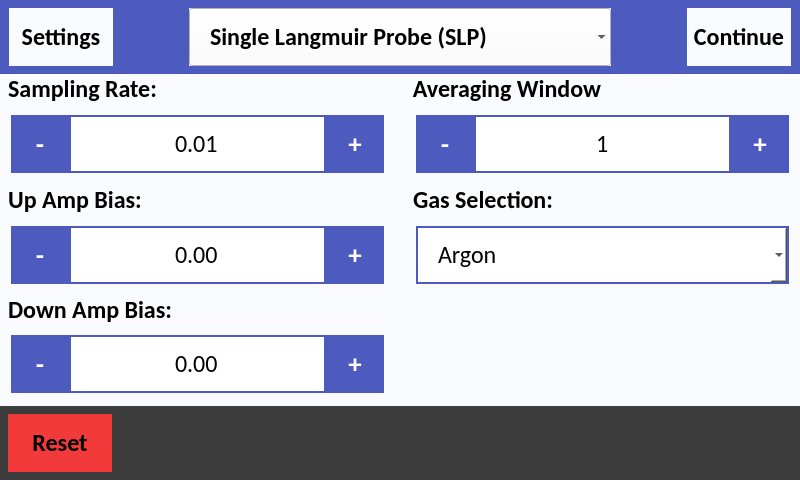
The window that src/user_interface/graphic_user_interface/experiment_setup.ui (CFigueroa90894/plasmetry) describes before a commit, drawn with Qt 5.
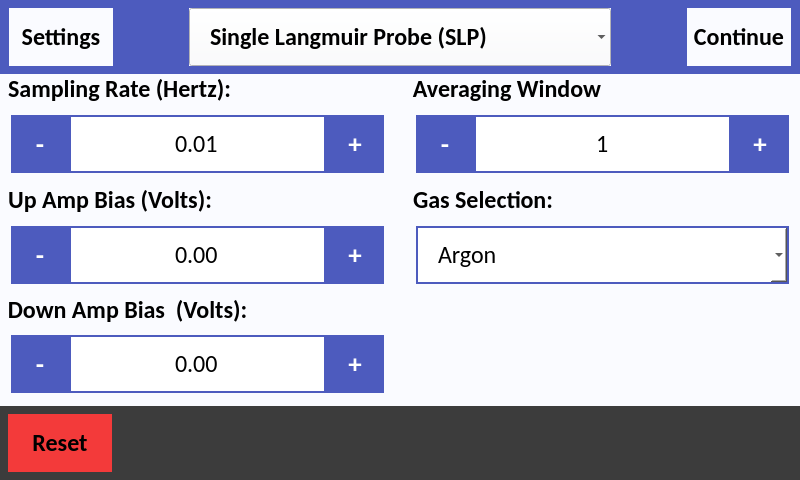
The same window after the commit. The open tabs and pages were chosen to show the change.

Commit message: aggregated units to experiment setup page

The edit to the form file:
```diff
--- a/src/user_interface/graphic_user_interface/experiment_setup.ui
+++ b/src/user_interface/graphic_user_interface/experiment_setup.ui
@@ -2419,7 +2419,7 @@
                  <string notr="true"/>
                 </property>
                 <property name="title">
-                 <string>Sampling Rate:</string>
+                 <string>Sampling Rate (Hertz):</string>
                 </property>
                 <property name="alignment">
                  <set>Qt::AlignLeading|Qt::AlignLeft|Qt::AlignVCenter</set>
@@ -2569,7 +2569,7 @@
                  </font>
                 </property>
                 <property name="title">
-                 <string>Up Amp Bias:</string>
+                 <string>Up Amp Bias (Volts):</string>
                 </property>
                 <property name="alignment">
                  <set>Qt::AlignLeading|Qt::AlignLeft|Qt::AlignVCenter</set>
@@ -2713,7 +2713,7 @@
                  <string notr="true"/>
                 </property>
                 <property name="title">
-                 <string>Down Amp Bias:</string>
+                 <string>Down Amp Bias  (Volts):</string>
                 </property>
                 <property name="alignment">
                  <set>Qt::AlignLeading|Qt::AlignLeft|Qt::AlignVCenter</set>
```
Left out of the diff: 24 changed lines with no effect on the pictures.
